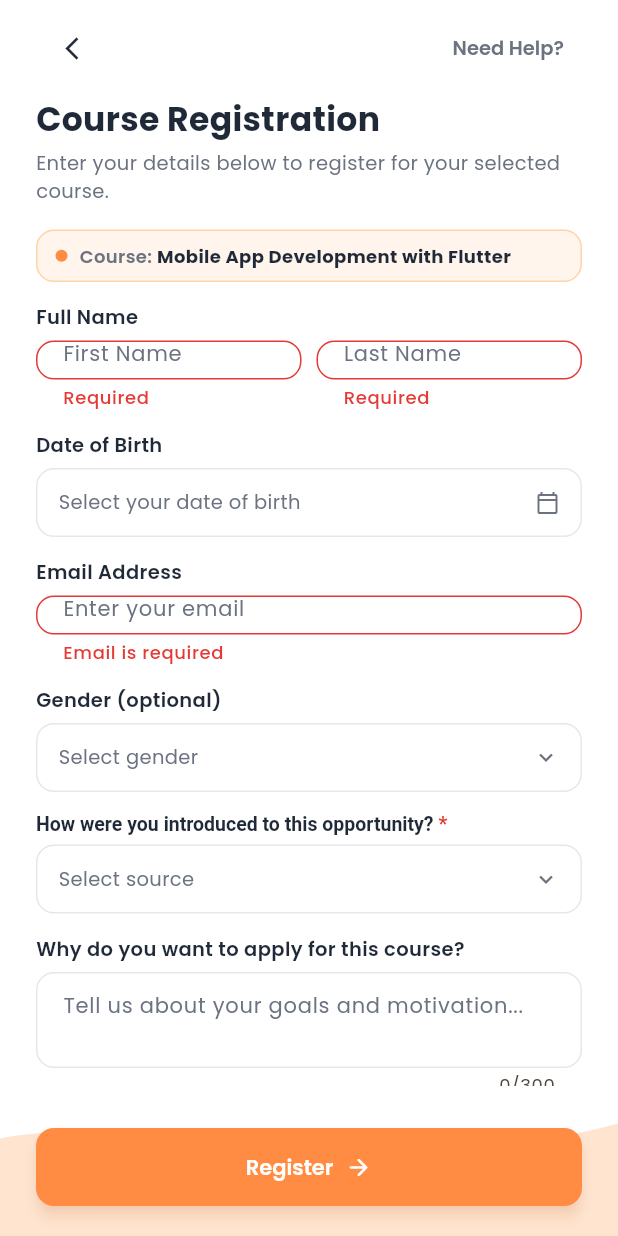
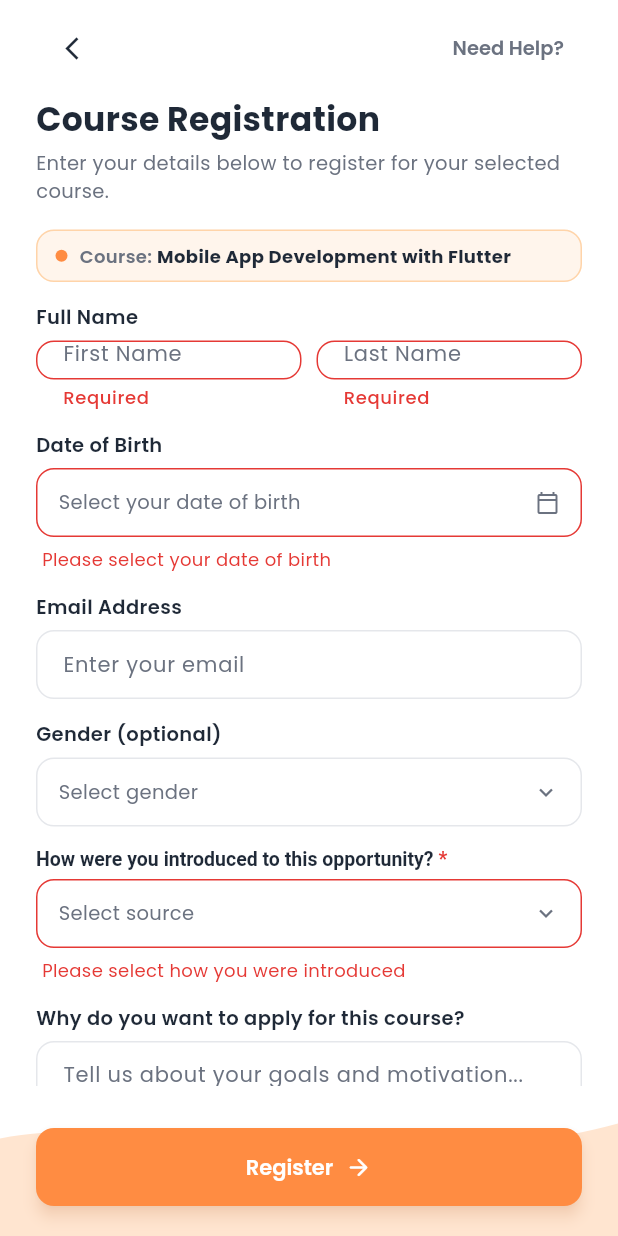
Before and after one commit to KrishTrivedi025/excelerate_connect, a Flutter app: the RegistrationScreen screen opened directly with sample values from the repository, after a tap on "Register", on a phone screen of 412 x 824 dp. Run offline on Flutter 3.47's test engine with Material 3 defaults, Android fonts, the phone set to English and light mode, and no system bars; our stand-ins replace cached_network_image, google_fonts, lottie.

Commit message:
fix: wire RegistrationScreen into the app and add missing validation feedback
Hari's RegistrationScreen (PR #7) wasn't reachable anywhere — no route
registered, and Program Details' "Register Now" still opened its own
separate inline confirmation sheet. Added a /registration route and
pointed Register Now at it; its existing confirmation dialog already pops
back to Program Details correctly, so the old inline sheet is removed.

Also added inline red-border + error text for Date of Birth and "How were
you introduced", matching Sign-Up's country-picker pattern — both were
previously silent except for a SnackBar the user could miss.

Co-Authored-By: Claude Sonnet 5 <noreply@anthropic.com>

```diff
--- a/lib/screens/registration/registration_screen.dart
+++ b/lib/screens/registration/registration_screen.dart
@@ -35,6 +35,14 @@ class _RegistrationScreenState extends State<RegistrationScreen> {
   String? _howIntroduced;
   bool _isSubmitting = false;
 
+  // DOB and "how introduced" are custom pickers, not TextFormFields, so they
+  // don't get Form's automatic validator/error styling — these track
+  // whether a submit attempt has happened while they're still empty, so the
+  // fields can show the same red-border treatment Sign-Up's country picker
+  // uses instead of relying solely on a SnackBar the user might miss.
+  bool _dobTouchedInvalid = false;
+  bool _introducedTouchedInvalid = false;
+
   @override
   void dispose() {
     _firstNameController.dispose();
@@ -67,7 +75,10 @@ class _RegistrationScreenState extends State<RegistrationScreen> {
     );
 
     if (picked != null && mounted) {
-      setState(() => _selectedDOB = picked);
+      setState(() {
+        _selectedDOB = picked;
+        _dobTouchedInvalid = false;
+      });
     }
   }
 
@@ -165,16 +176,29 @@ class _RegistrationScreenState extends State<RegistrationScreen> {
       title: 'How were you introduced?',
       options: _introducedOptions,
       selected: _howIntroduced,
-      onSelect: (value) => setState(() => _howIntroduced = value),
+      onSelect: (value) => setState(() {
+        _howIntroduced = value;
+        _introducedTouchedInvalid = false;
+      }),
     );
   }
 
   Future<void> _submitRegistration() async {
     FocusScope.of(context).unfocus();
 
-    if (!(_formKey.currentState?.validate() ?? false)) return;
+    final isFormValid = _formKey.currentState?.validate() ?? false;
+    final isDobValid = _selectedDOB != null;
+    final isIntroducedValid =
+        _howIntroduced != null && _howIntroduced!.isNotEmpty;
 
-    if (_selectedDOB == null) {
+    setState(() {
+      _dobTouchedInvalid = !isDobValid;
+      _introducedTouchedInvalid = !isIntroducedValid;
+    });
+
+    if (!isFormValid) return;
+
+    if (!isDobValid) {
       ScaffoldMessenger.of(context).showSnackBar(
         const SnackBar(
           content: Text('Please select your Date of Birth'),
@@ -184,7 +208,7 @@ class _RegistrationScreenState extends State<RegistrationScreen> {
       return;
     }
 
-    if (_howIntroduced == null || _howIntroduced!.isEmpty) {
+    if (!isIntroducedValid) {
       ScaffoldMessenger.of(context).showSnackBar(
         const SnackBar(
           content: Text('Please select how you were introduced to this opportunity'),
@@ -458,7 +482,11 @@ class _RegistrationScreenState extends State<RegistrationScreen> {
                           decoration: BoxDecoration(
                             color: Colors.white,
                             borderRadius: BorderRadius.circular(AppRadius.textField),
-                            border: Border.all(color: AppColors.divider),
+                            border: Border.all(
+                              color: _dobTouchedInvalid
+                                  ? AppColors.error
+                                  : AppColors.divider,
+                            ),
                           ),
                           child: Row(
                             mainAxisAlignment: MainAxisAlignment.spaceBetween,
@@ -481,6 +509,14 @@ class _RegistrationScreenState extends State<RegistrationScreen> {
                           ),
                         ),
                       ),
+                      if (_dobTouchedInvalid)
+                        const Padding(
+                          padding: EdgeInsets.only(top: 6, left: 4),
+                          child: Text(
+                            'Please select your date of birth',
+                            style: TextStyle(color: AppColors.error, fontSize: 12),
+                          ),
+                        ),
                       const SizedBox(height: 14),
 
                       // FIELD 3: Email Address
@@ -576,7 +612,11 @@ class _RegistrationScreenState extends State<RegistrationScreen> {
                           decoration: BoxDecoration(
                             color: Colors.white,
                             borderRadius: BorderRadius.circular(AppRadius.textField),
-                            border: Border.all(color: AppColors.divider),
+                            border: Border.all(
+                              color: _introducedTouchedInvalid
+                                  ? AppColors.error
+                                  : AppColors.divider,
+                            ),
                           ),
                           child: Row(
                             mainAxisAlignment: MainAxisAlignment.spaceBetween,
@@ -599,6 +639,14 @@ class _RegistrationScreenState extends State<RegistrationScreen> {
                           ),
                         ),
                       ),
+                      if (_introducedTouchedInvalid)
+                        const Padding(
+                          padding: EdgeInsets.only(top: 6, left: 4),
+                          child: Text(
+                            'Please select how you were introduced',
+                            style: TextStyle(color: AppColors.error, fontSize: 12),
+                          ),
+                        ),
                       const SizedBox(height: 14),
 
                       // FIELD 6: Why do you want to apply? (optional, multiline)
```
Also changed, not shown: lib/core/routes/app_router.dart (+7 -0 lines), lib/screens/program_details/program_details_screen.dart (+4 -64 lines).
